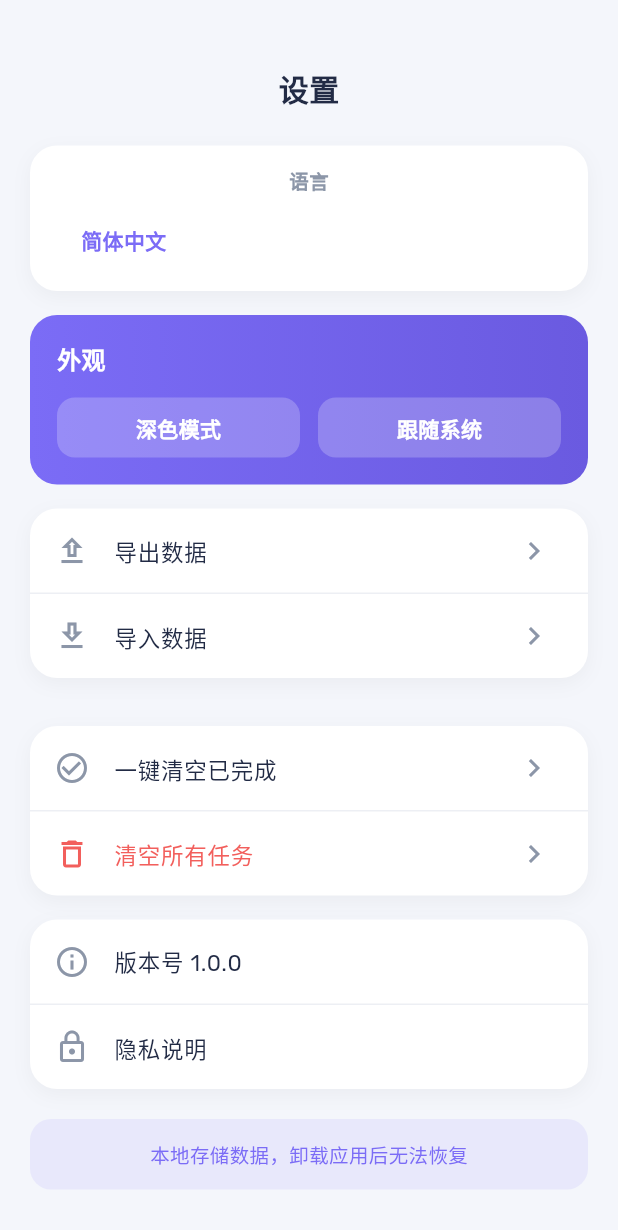
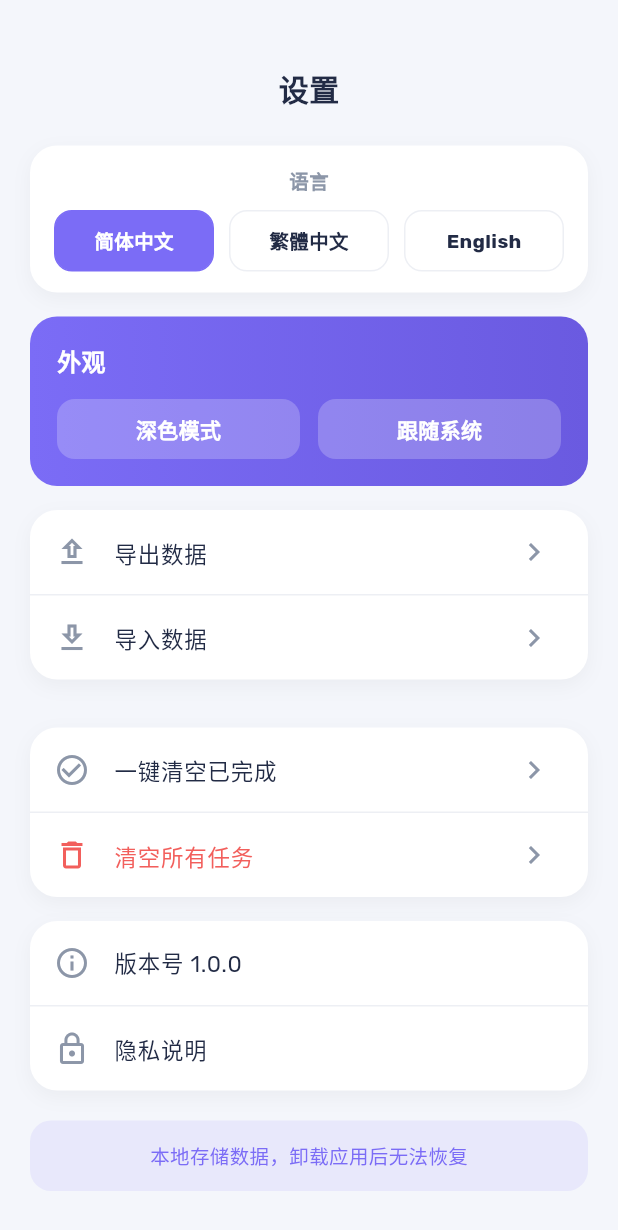
Before and after one commit to wolf2999/todolist, a Flutter app: the SettingPage screen opened directly, on a phone screen of 412 x 824 dp. Shown: the top 1230 px of the screen. Run offline on Flutter 3.47's test engine with Material 3 defaults, Android fonts, the phone set to English and light mode, and no system bars; our stand-ins replace easy_localization, file_picker, share_plus, shared_preferences; missing offline and left inert: dart:html; accounts and stored records are empty.

Commit message:
英文修改

```diff
--- a/lib/views/setting_page.dart
+++ b/lib/views/setting_page.dart
@@ -129,29 +129,36 @@ class SettingPage extends StatelessWidget {
                 ),
                 Padding(
                   padding: const EdgeInsets.fromLTRB(16, 6, 16, 14),
+                  // V1.4.1 修复：原本的 for + spread + 多个 Expanded 在 Flutter web
+                  // 上行为不可靠 (chromium 2026/150 上偶发只渲染 1 个 chip)。
+                  // 改为静态列出 3 个 Expanded 子元素，绕开 spread element 的边角问题。
                   child: Row(
                     children: [
-                      // V1.4.1 排查：先打印实际 children 数量，确认是 spread+for 没生成 3 个子元素，
-                      // 还是 layout 阶段把后面元素裁掉了。
-                      Builder(builder: (ctx) {
-                        final children = <Widget>[
-                          for (var i = 0; i < _languages.length; i++) ...[
-                            if (i > 0) const SizedBox(width: 10),
-                            Expanded(
-                              child: _ThemePill(
-                                label: _languageLabels[i],
-                                active: currentLocale.languageCode ==
-                                        _languages[i].languageCode &&
-                                    currentLocale.countryCode ==
-                                        _languages[i].countryCode,
-                                onTap: () => context.setLocale(_languages[i]),
-                              ),
-                            ),
-                          ],
-                        ];
-                        debugPrint('[SettingPage] language Row children = ${children.length}');
-                        return Row(children: children);
-                      }),
+                      Expanded(
+                        child: _LanguagePill(
+                          label: _languageLabels[0],
+                          active: currentLocale.languageCode == 'zh' &&
+                              currentLocale.countryCode == 'CN',
+                          onTap: () => context.setLocale(_languages[0]),
+                        ),
+                      ),
+                      const SizedBox(width: 10),
+                      Expanded(
+                        child: _LanguagePill(
+                          label: _languageLabels[1],
+                          active: currentLocale.languageCode == 'zh' &&
+                              currentLocale.countryCode == 'TW',
+                          onTap: () => context.setLocale(_languages[1]),
+                        ),
+                      ),
+                      const SizedBox(width: 10),
+                      Expanded(
+                        child: _LanguagePill(
+                          label: _languageLabels[2],
+                          active: currentLocale.languageCode == 'en',
+                          onTap: () => context.setLocale(_languages[2]),
+                        ),
+                      ),
                     ],
                   ),
                 ),
@@ -358,6 +365,46 @@ class _ThemePill extends StatelessWidget {
       );
 }
 
+/// 白色卡片背景下的语言 chip — 配色与 _ThemePill 相反（白底灰边、active 用主题色填充）。
+class _LanguagePill extends StatelessWidget {
+  final String label;
+  final bool active;
+  final VoidCallback onTap;
+  const _LanguagePill({
+    required this.label,
+    required this.active,
+    required this.onTap,
+  });
+
+  @override
+  Widget build(BuildContext context) => GestureDetector(
+        onTap: onTap,
+        child: Container(
+          padding: const EdgeInsets.symmetric(vertical: 10, horizontal: 8),
+          decoration: BoxDecoration(
+            color: active ? ToDoColors.editPrimary : Colors.transparent,
+            border: Border.all(
+              color: active ? ToDoColors.editPrimary : ToDoColors.divider,
+              width: 1,
+            ),
+            borderRadius: BorderRadius.circular(12),
+          ),
+          child: Center(
+            child: Text(
+              label,
+              style: TextStyle(
+                color: active ? Colors.white : ToDoColors.textDark,
+                fontWeight: FontWeight.w600,
+                fontSize: 13,
+              ),
+              overflow: TextOverflow.ellipsis,
+              softWrap: false,
+            ),
+          ),
+        ),
+      );
+}
+
 class _SectionCard extends StatelessWidget {
   final List<Widget> children;
   const _SectionCard({required this.children});
```
Also changed, not shown: assets/i18n/en-US.json (renamed from assets/i18n/en.json).
